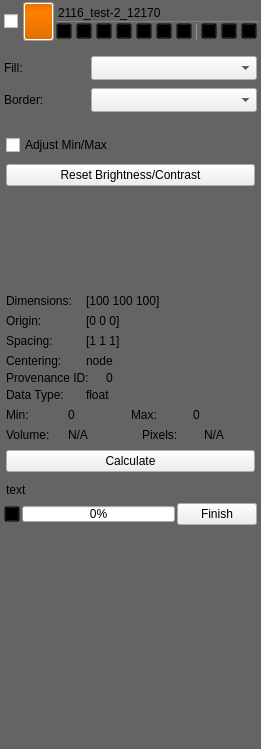
jessdtate/Seg3D, file src/Interface/Application/LayerWidget.ui: the form before one commit.
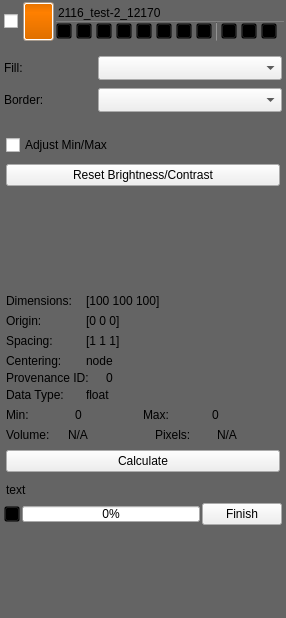
The form after the commit. Icons and pictures are not drawn. Custom widgets are drawn as their Qt base class.

Patch:
```diff
--- a/src/Interface/Application/LayerWidget.ui
+++ b/src/Interface/Application/LayerWidget.ui
@@ -6,8 +6,8 @@
    <rect>
     <x>0</x>
     <y>0</y>
-    <width>261</width>
-    <height>749</height>
+    <width>286</width>
+    <height>618</height>
    </rect>
   </property>
   <property name="mouseTracking">
@@ -663,6 +663,41 @@
                     </property>
                    </widget>
                   </item>
+                  <item>
+                   <widget class="QToolButton" name="provenance_button_">
+                    <property name="minimumSize">
+                     <size>
+                      <width>16</width>
+                      <height>16</height>
+                     </size>
+                    </property>
+                    <property name="maximumSize">
+                     <size>
+                      <width>16</width>
+                      <height>16</height>
+                     </size>
+                    </property>
+                    <property name="contextMenuPolicy">
+                     <enum>Qt::NoContextMenu</enum>
+                    </property>
+                    <property name="toolTip">
+                     <string>Show provenance trail of this layer</string>
+                    </property>
+                    <property name="text">
+                     <string>...</string>
+                    </property>
+                    <property name="icon">
+                     <iconset resource="../../Resources/QtResources.qrc">
+                      <normaloff>:/Images/ProvenanceOff.png</normaloff>:/Images/ProvenanceOff.png</iconset>
+                    </property>
+                    <property name="iconSize">
+                     <size>
+                      <width>18</width>
+                      <height>18</height>
+                     </size>
+                    </property>
+                   </widget>
+                  </item>
                   <item>
                    <widget class="Line" name="iso_control_separator_line_">
                     <property name="minimumSize">
```
